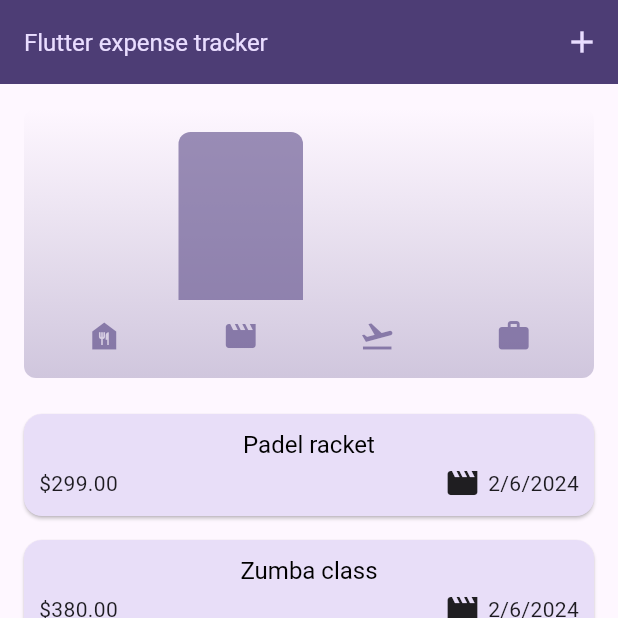
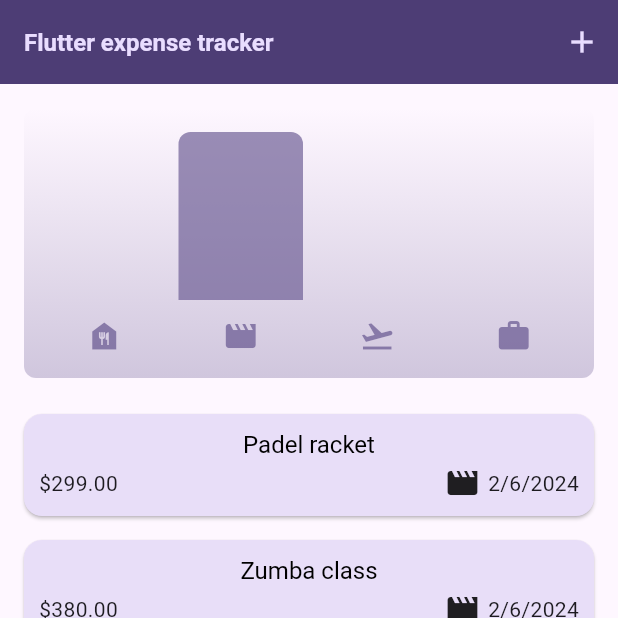
Before and after one commit to TimJonsson/expense_tracker, a Flutter app: the screen it shows after launch, on a phone screen of 412 x 824 dp, the top half of it. Run offline on Flutter 3.47's test engine with Material 3 defaults, Android fonts, the phone set to English and light mode, and no system bars.

```diff
--- a/lib/expenses.dart
+++ b/lib/expenses.dart
@@ -80,7 +80,10 @@ class _ExpensesState extends State<Expenses> {
 
     return Scaffold(
         appBar: AppBar(
-          title: const Text("Flutter expense tracker"),
+          title: const Text(
+            "Flutter expense tracker",
+            style: TextStyle(fontWeight: FontWeight.bold),
+          ),
           actions: [
             IconButton(
                 onPressed: () {
@@ -101,9 +104,7 @@ class _ExpensesState extends State<Expenses> {
             : Expanded(
                 child: Row(
                   children: [
-                    Expanded(
-                      child: Chart(
-                        expenses: _registeredExpenses)),
+                    Expanded(child: Chart(expenses: _registeredExpenses)),
                     Expanded(
                       child: mainContent,
                     ),
```
Also changed, not shown: lib/widgets/expenses_list/new_expense.dart (+37 -11 lines).
